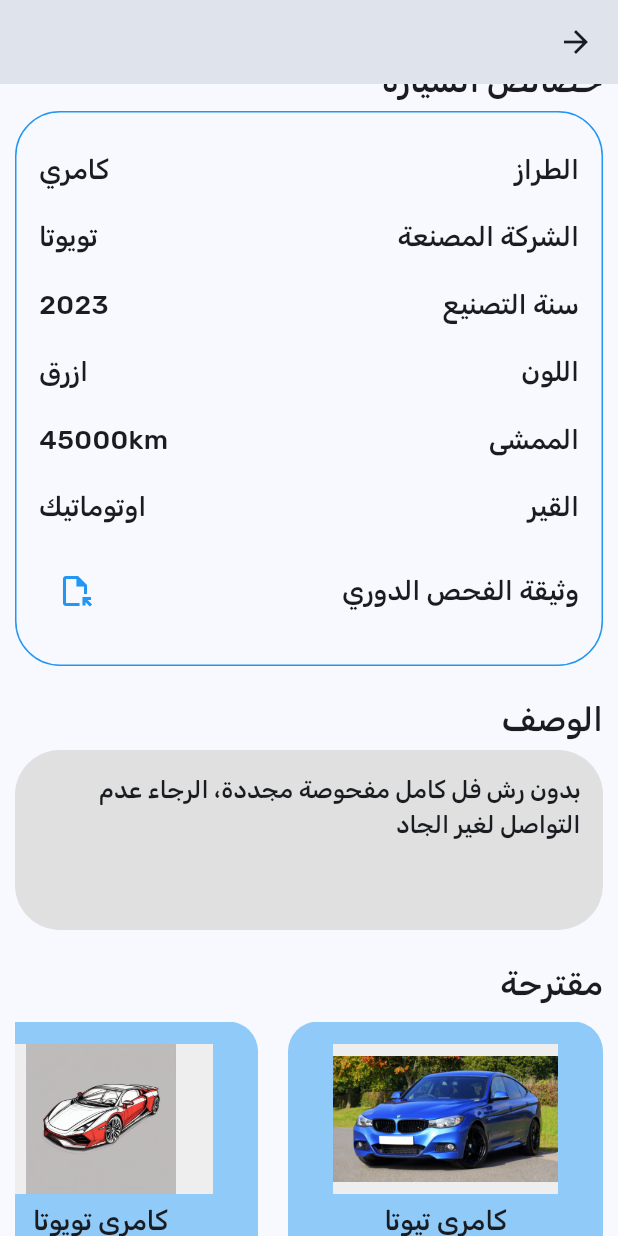
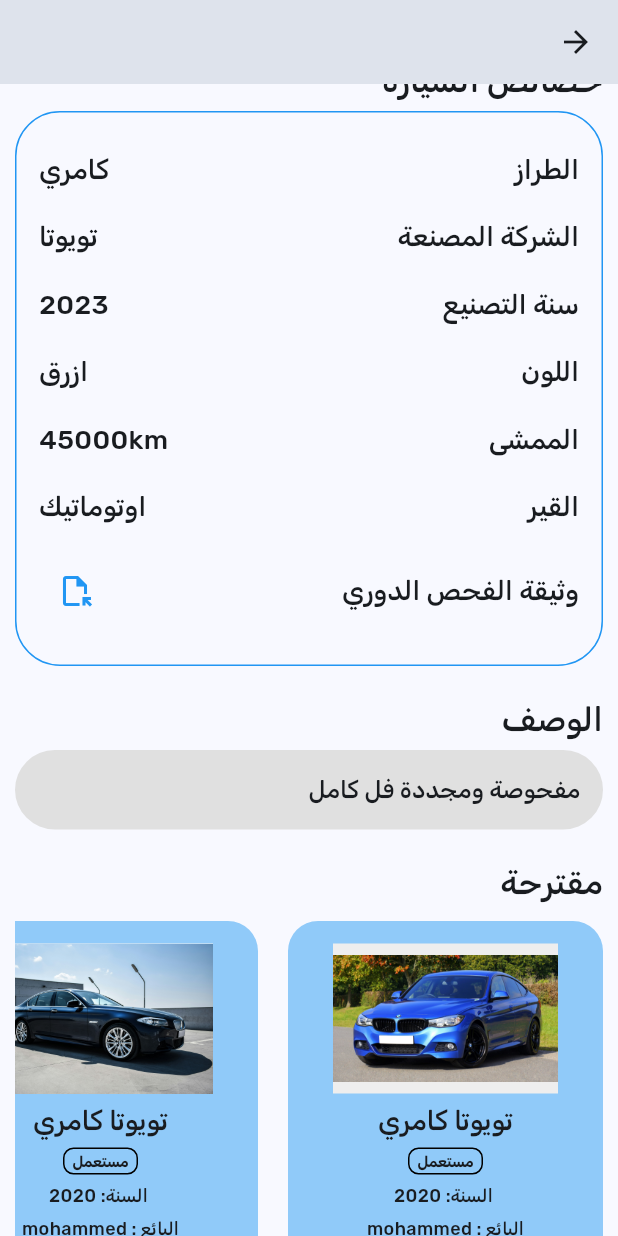
Before and after one commit to BeshrCode/Moharrek, a Flutter app: the CarDetailsPage screen opened directly, scrolled down 482 dp, on a phone screen of 412 x 824 dp. Run offline on Flutter 3.47's test engine with Material 3 defaults, Android fonts, the phone set to English and light mode, and no system bars; our stand-ins replace awesome_dialog, country_picker, dotted_border, dropdown_button2, file_picker, image_picker and 3 more.

Commit message:
Add desc's text field in "add_car_page". Update preview images and another minor things

```diff
--- a/lib/main.dart
+++ b/lib/main.dart
@@ -1,5 +1,6 @@
 import 'package:flutter/material.dart';
 import 'package:moharrek/bottom_nav_bar.dart';
+import 'package:moharrek/pages/auth/register_page.dart';
 
 void main() {
   runApp(const MyApp());
@@ -42,8 +43,11 @@
           )),
       home: Directionality(
         textDirection: TextDirection.rtl,
-        child: BottomNavBar(),
+        child: RegisterPage(),
       ),
     );
   }
 }
+
+
+// BottomNavBar
--- a/lib/pages/auction/auction_page.dart
+++ b/lib/pages/auction/auction_page.dart
@@ -1,7 +1,6 @@
 import 'package:flutter/cupertino.dart';
 import 'package:flutter/material.dart';
 import 'package:moharrek/widget/auction_widget.dart';
-import 'package:moharrek/widget/home_widget.dart';
 
 class AuctionPage extends StatefulWidget {
   const AuctionPage({super.key});
@@ -34,7 +33,7 @@
                 model: "كامري",
                 make: "تويوتا",
                 year: 2023,
-                image: "images/car_card/blue_car.jpg",
+                image: "images/car_2.jpg",
                 higherBid: 3250000,
                 endDate: "07 شوال"),
             SizedBox(
@@ -47,6 +46,9 @@
                 image: "images/car_card/blue_car.jpg",
                 higherBid: 3250000,
                 endDate: "07 شوال"),
+            SizedBox(
+              height: 20,
+            ),
           ],
         ));
   }
--- a/lib/pages/home/car_details_page.dart
+++ b/lib/pages/home/car_details_page.dart
@@ -13,7 +13,7 @@
   int imageNum = 0;
   List<Widget> carImage = [
     Image.asset("images/car_card/blue_car.jpg"),
-    Image.asset("images/red_car.png"),
+    Image.asset("images/car_2.jpg"),
   ];
 
   @override
@@ -29,7 +29,9 @@
             height: 5,
           ),
           CustomCarDetailHeder(
-              carName: "تويوتا كامري 2023",
+               model: "كامري",
+              make: "تويوتا",
+              year: 2023,
               carPrice: 45000,
               carLocation: "مكة المكرمة",
               uploadDate: "قبل ثلاثة ايام",
@@ -79,9 +81,7 @@
           SizedBox(
             height: 5,
           ),
-          CustomCarDesc(
-            desc: "بدون رش فل كامل مفحوصة مجددة، الرجاء عدم التواصل لغير الجاد",
-          ),
+          CustomCarDesc(desc: "مفحوصة ومجددة فل كامل"),
           SizedBox(
             height: 20,
           ),
@@ -100,7 +100,8 @@
               scrollDirection: Axis.horizontal,
               children: [
                 CustomVerticalCarCard(
-                    carName: "كامري تيوتا",
+                     model: "كامري",
+                    make: "تويوتا",
                     year: 2020,
                     seller: "mohammed",
                     isNew: false,
@@ -113,7 +114,8 @@
                   width: 20,
                 ),
                 CustomVerticalCarCard(
-                    carName: "كامري تويوتا",
+                     model: "كامري",
+                    make: "تويوتا",
                     year: 2020,
                     seller: "mohammed",
                     isNew: false,
@@ -121,12 +123,13 @@
                     location: "مكة",
                     mileage: 45000,
                     uploadDate: "3 ايام",
-                    image: "images/red_car.png"),
+                    image: "images/car_2.jpg"),
                 SizedBox(
                   width: 20,
                 ),
                 CustomVerticalCarCard(
-                    carName: "كامري تيوتا",
+                     model: "كامري",
+                    make: "تويوتا",
                     year: 2020,
                     seller: "mohammed",
                     isNew: false,
--- a/lib/pages/home/home_page.dart
+++ b/lib/pages/home/home_page.dart
@@ -114,21 +114,23 @@
               height: 10,
             ),
             CustomCarCard(
-                carName: "كامري تيوتا",
-                Year: 2020,
+                model: "كامري",
+                make: "تويوتا",
+                year: 2020,
                 seller: "mohammed",
                 isNew: true,
                 price: 23000,
                 location: "مكة",
                 mileage: 45000,
                 uploadDate: "3 ايام",
-                image: "images/red_car.png"),
+                image: "images/car_2.jpg"),
             SizedBox(
               height: 10,
             ),
             CustomCarCard(
-                carName: "كامري تيوتا",
-                Year: 2020,
+                model: "كامري",
+                make: "تويوتا",
+                year: 2020,
                 seller: "mohammed",
                 isNew: false,
                 price: 23000,
@@ -140,21 +142,23 @@
               height: 10,
             ),
             CustomCarCard(
-                carName: "كامري تيوتا",
-                Year: 2020,
+                model: "كامري",
+                make: "تويوتا",
+                year: 2020,
                 seller: "mohammed",
                 isNew: false,
                 price: 23000,
                 location: "مكة",
                 mileage: 45000,
                 uploadDate: "3 ايام",
-                image: "images/car_card/blue_car.jpg"),
+                image: "images/car_2.jpg"),
             SizedBox(
               height: 10,
             ),
             CustomCarCard(
-                carName: "كامري تيوتا",
-                Year: 2020,
+                model: "كامري",
+                make: "تويوتا",
+                year: 2020,
                 seller: "mohammed",
                 isNew: false,
                 price: 23000,
--- a/lib/pages/profile/profile_page.dart
+++ b/lib/pages/profile/profile_page.dart
@@ -1,5 +1,3 @@
-import 'dart:ffi';
-
 import 'package:flutter/material.dart';
 import 'package:moharrek/pages/profile/my_listing.dart';
 
--- a/pubspec.yaml
+++ b/pubspec.yaml
@@ -85,6 +85,7 @@
     - images/man.jpg
     - images/profile_image.png
     - images/clock.png
+    - images/car_2.jpg
   #   - images/a_dot_ham.jpeg
 
   # An image asset can refer to one or more resolution-specific "variants", see
```
Also changed, not shown: lib/components/text_form_field.dart (+35 -1 lines), lib/pages/auction/car_details_page.dart (+5 -3 lines), lib/pages/profile/add_car_page.dart (+9 -5 lines), lib/pages/profile/my_listing.dart (+15 -2 lines), lib/widget/home_widget.dart (+25 -16 lines), images/car_2.jpg (added).
